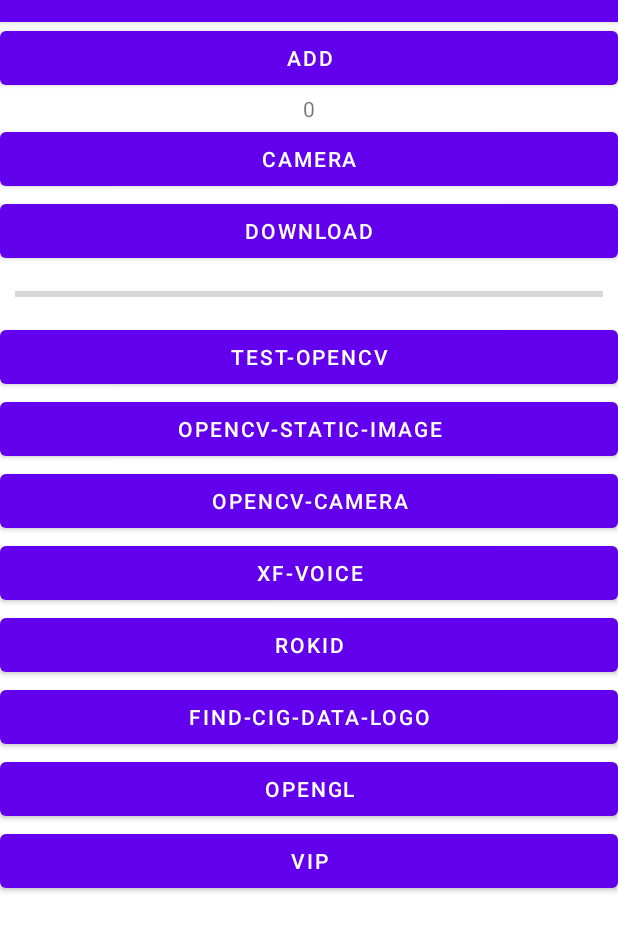
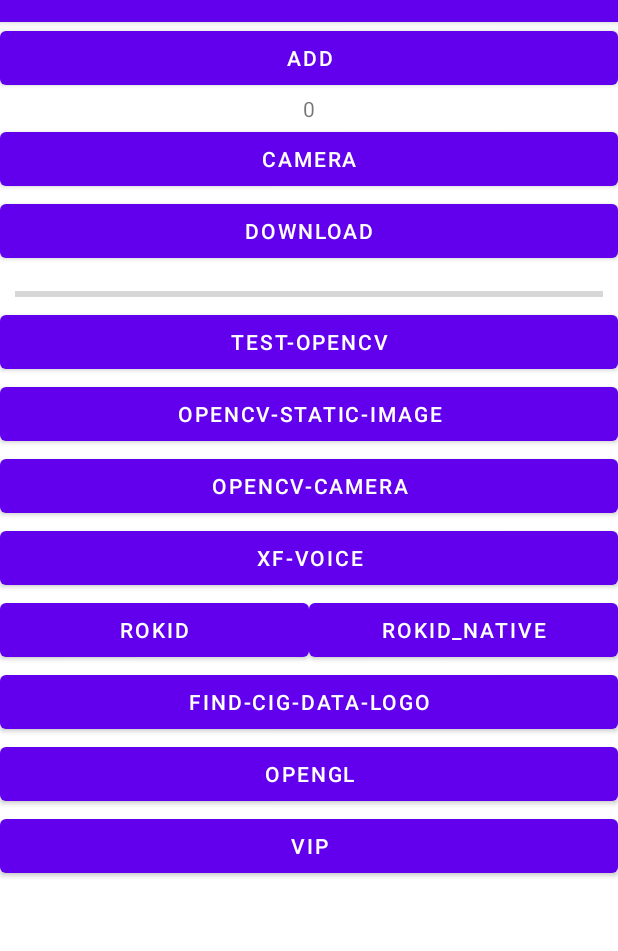
Before and after one commit to Harpsichord1207/LAJProject, an Android app: the screen it shows after launch (MainActivity), on a phone screen of 412 x 824 dp, the part 62-1013 px from its top. Run offline under Robolectric (Android 15) with nearby library versions, the phone set to English and light mode, and no system bars; libraries missing offline, so code that uses them is left out: org.opencv.android.

Commit message:
start to add native camera

```diff
--- a/app/src/main/java/cn/harpsichord/lajproject/rokid/RokidActivity.java
+++ b/app/src/main/java/cn/harpsichord/lajproject/rokid/RokidActivity.java
@@ -2,10 +2,8 @@ package cn.harpsichord.lajproject.rokid;
 
 import androidx.appcompat.app.AppCompatActivity;
 
-import android.content.Context;
 import android.graphics.Bitmap;
 import android.os.Bundle;
-import android.util.Log;
 import android.view.View;
 import android.view.WindowManager;
 import android.widget.ImageView;
@@ -26,10 +24,7 @@ import org.opencv.core.Size;
 import org.opencv.imgproc.Imgproc;
 import org.opencv.objdetect.CascadeClassifier;
 
-import java.io.File;
-import java.io.FileOutputStream;
 import java.io.IOException;
-import java.io.InputStream;
 import java.util.List;
 
 import cn.harpsichord.lajproject.R;
--- a/app/src/main/res/layout/activity_main.xml
+++ b/app/src/main/res/layout/activity_main.xml
@@ -1,18 +1,21 @@
 <?xml version="1.0" encoding="utf-8"?>
-<LinearLayout xmlns:android="http://schemas.android.com/apk/res/android"
+<androidx.constraintlayout.widget.ConstraintLayout xmlns:android="http://schemas.android.com/apk/res/android"
     xmlns:tools="http://schemas.android.com/tools"
+    xmlns:app="http://schemas.android.com/apk/res-auto"
     android:orientation="vertical"
     android:layout_width="match_parent"
     android:layout_height="match_parent"
     tools:context=".MainActivity">
 
     <Button
+        app:layout_constraintTop_toTopOf="parent"
         android:id="@+id/test_button"
         android:text="ADD"
         android:layout_width="match_parent"
         android:layout_height="wrap_content" />
 
     <TextView
+        app:layout_constraintTop_toBottomOf="@id/test_button"
         android:id="@+id/test_text"
         android:layout_width="match_parent"
         android:layout_height="wrap_content"
@@ -20,18 +23,21 @@
         android:text="0" />
 
     <Button
+        app:layout_constraintTop_toBottomOf="@id/test_text"
         android:id="@+id/test_camera"
         android:text="CAMERA"
         android:layout_width="match_parent"
         android:layout_height="wrap_content" />
 
     <Button
+        app:layout_constraintTop_toBottomOf="@id/test_camera"
         android:id="@+id/download_button"
         android:text="Download"
         android:layout_width="match_parent"
         android:layout_height="wrap_content" />
 
     <ProgressBar
+        app:layout_constraintTop_toBottomOf="@id/download_button"
         android:id="@+id/download_progress_bar"
         android:layout_marginTop="10dp"
         android:layout_width="match_parent"
@@ -40,50 +46,70 @@
         style="@style/Widget.AppCompat.ProgressBar.Horizontal" />
 
     <Button
+        app:layout_constraintTop_toBottomOf="@id/download_progress_bar"
         android:id="@+id/load_opencv"
         android:text="test-opencv"
         android:layout_width="match_parent"
         android:layout_height="wrap_content" />
 
     <Button
+        app:layout_constraintTop_toBottomOf="@id/load_opencv"
         android:id="@+id/opencv_static_image"
         android:text="opencv-static-image"
         android:layout_width="match_parent"
         android:layout_height="wrap_content" />
 
     <Button
+        app:layout_constraintTop_toBottomOf="@id/opencv_static_image"
         android:id="@+id/opencv_camera"
         android:text="opencv-camera"
         android:layout_width="match_parent"
         android:layout_height="wrap_content" />
 
     <Button
+        app:layout_constraintTop_toBottomOf="@id/opencv_camera"
         android:id="@+id/voice_button"
         android:text="XF-Voice"
         android:layout_width="match_parent"
         android:layout_height="wrap_content" />
 
     <Button
+        app:layout_constraintTop_toBottomOf="@id/voice_button"
+        app:layout_constraintRight_toLeftOf="@id/Rokid_native_btn"
         android:id="@+id/Rokid_btn"
         android:text="ROKID"
-        android:layout_width="match_parent"
+        app:layout_constraintWidth_percent="0.5"
+        android:layout_width="0dp"
         android:layout_height="wrap_content" />
+
     <Button
+        app:layout_constraintTop_toBottomOf="@id/voice_button"
+        app:layout_constraintLeft_toRightOf="@id/Rokid_btn"
+        android:id="@+id/Rokid_native_btn"
+        android:text="ROKID_NATIVE"
+        app:layout_constraintWidth_percent="0.5"
+        android:layout_width="0dp"
+        android:layout_height="wrap_content" />
+
+    <Button
+        app:layout_constraintTop_toBottomOf="@id/Rokid_btn"
         android:id="@+id/find_cig_data_button"
         android:text="Find-CIG-Data-Logo"
         android:layout_width="match_parent"
         android:layout_height="wrap_content" />
 
     <Button
+        app:layout_constraintTop_toBottomOf="@id/find_cig_data_button"
         android:id="@+id/opengl_button"
         android:text="OPENGL"
         android:layout_width="match_parent"
         android:layout_height="wrap_content" />
 
     <Button
+        app:layout_constraintTop_toBottomOf="@id/opengl_button"
         android:id="@+id/vip_button"
         android:text="VIP"
         android:layout_width="match_parent"
         android:layout_height="wrap_content" />
 
-</LinearLayout>
+</androidx.constraintlayout.widget.ConstraintLayout>
```
Also changed, not shown: app/src/main/java/cn/harpsichord/lajproject/rokid/RokidNativeCameraTest.java (added, +68 -0 lines).
